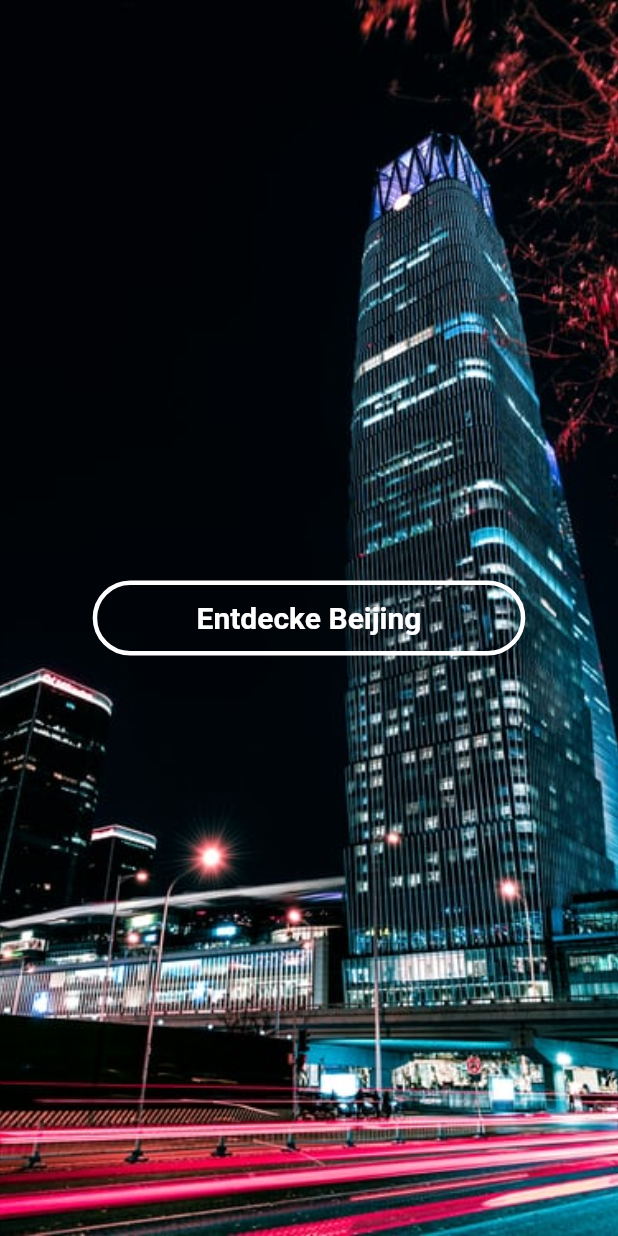
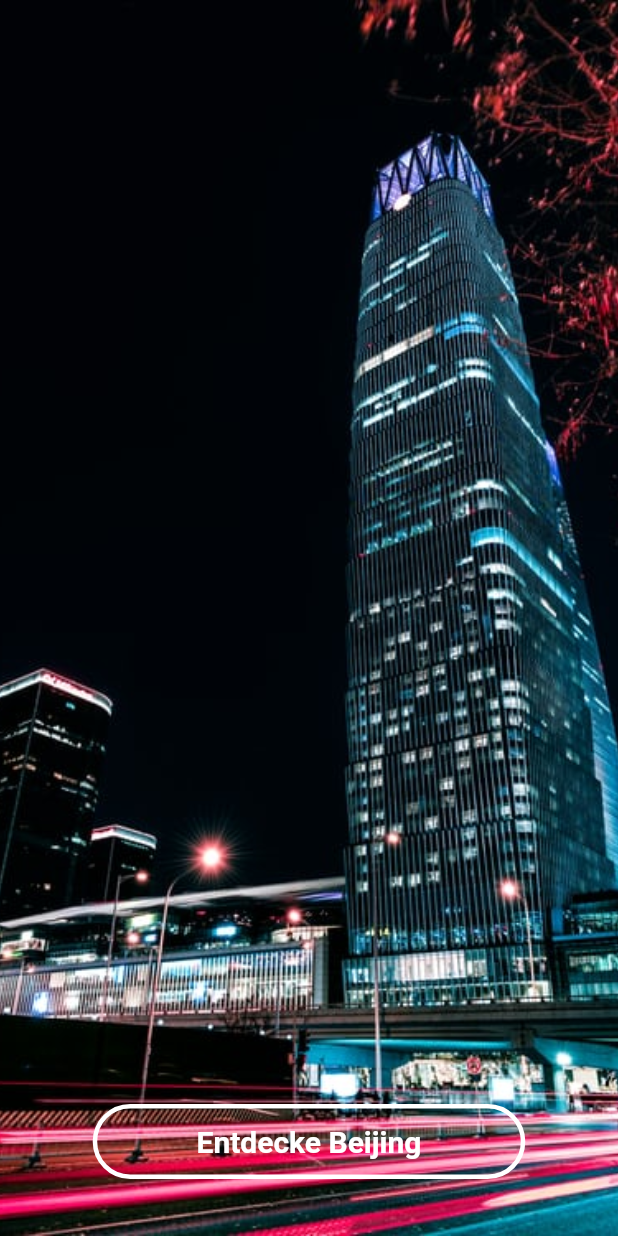
Before and after one commit to stephanxiayu/Entdecke-China, a Flutter app: the screen it shows after launch, after a tap on "Entdecken", on a phone screen of 412 x 824 dp. Run offline on Flutter 3.47's test engine with Material 2 defaults, Android fonts, the phone set to English and light mode, and no system bars; our stand-ins replace simple_animations, youtube_player_flutter.

Commit message:
Changes to be committed: 	modified:   lib/homescreen.dart 	modified:   lib/main.dart

```diff
--- a/lib/homescreen.dart
+++ b/lib/homescreen.dart
@@ -1,6 +1,9 @@
 
 
 import 'package:china/beijingvideo.dart';
+import 'package:china/chinesische_mauer.dart';
+import 'package:china/chongqing.dart';
+import 'package:china/geschichte.dart';
 import 'package:flutter/cupertino.dart';
 import 'package:flutter/material.dart';
 
@@ -24,11 +27,22 @@ class _HomeScreenState extends State<HomeScreen> {
               ),
             ),
           ),
-          SizedBox(height: 100,),
-                Align(
-            alignment: Alignment. center,
 
-             child: Container(
+        Column(
+                         crossAxisAlignment: CrossAxisAlignment.end,
+  mainAxisSize: MainAxisSize.max,
+  mainAxisAlignment: MainAxisAlignment.end,
+           children: [
+
+          Center(
+            child: TextButton(
+              onPressed: () => Navigator.push(
+                context,
+                MaterialPageRoute(
+                  builder: (context) => Geschichte(),
+                ),
+              ),
+              child:  Container(
                 decoration: BoxDecoration(
                                     color: Colors.transparent,
                                     borderRadius: BorderRadius.circular(25),
@@ -55,7 +69,10 @@ class _HomeScreenState extends State<HomeScreen> {
                                     ),
                                   ),
 
-                  ),SizedBox(height: 50,)  ] ),
+                  ),),SizedBox(height: 30),
+                  ]),
+                  ] ),
+
         Stack(
         children:[ Container(
             decoration: BoxDecoration(
@@ -65,11 +82,22 @@ class _HomeScreenState extends State<HomeScreen> {
               ),
             ),
           ),
-          SizedBox(height: 100,),
-                Align(
-            alignment: Alignment. center,
 
-             child: Container(
+           Column(
+                         crossAxisAlignment: CrossAxisAlignment.end,
+  mainAxisSize: MainAxisSize.max,
+  mainAxisAlignment: MainAxisAlignment.end,
+           children: [
+
+          Center(
+            child: TextButton(
+              onPressed: () => Navigator.push(
+                context,
+                MaterialPageRoute(
+                  builder: (context) => Geschichte(),
+                ),
+              ),
+              child: Container(
                 decoration: BoxDecoration(
                                     color: Colors.transparent,
                                     borderRadius: BorderRadius.circular(25),
@@ -79,7 +107,10 @@ class _HomeScreenState extends State<HomeScreen> {
                                   height: 50,
                                   width:
                                       MediaQuery.of(context).size.width * 0.7,
-                                  child: Center(
+                                  child: TextButton(onPressed:  () => Navigator.push(
+                                  context,
+                                  MaterialPageRoute(
+                                    builder: (context) => Chongqing(),)),
                                     child: Text(
                                       "Entdecke Chongching",
                                       style: TextStyle(
@@ -90,6 +121,120 @@ class _HomeScreenState extends State<HomeScreen> {
                                     ),
                                   ),
 
-          ))  ] ) ] )));
+          )),
+          ),SizedBox(height: 30),
+          ]),
+
+            ] ),
+
+            Stack(
+        children:[ Container(
+            decoration: BoxDecoration(
+              image: DecorationImage(
+                image: AssetImage("lib/assets/mauer4.png"),
+                fit: BoxFit.cover,
+              ),
+            ),
+          ),
+
+           Column(
+                         crossAxisAlignment: CrossAxisAlignment.end,
+  mainAxisSize: MainAxisSize.max,
+  mainAxisAlignment: MainAxisAlignment.end,
+           children: [
+
+          Center(
+            child: TextButton(
+              onPressed: () => Navigator.push(
+                context,
+                MaterialPageRoute(
+                  builder: (context) => Geschichte(),
+                ),
+              ),
+              child:
+
+           Container(
+                decoration: BoxDecoration(
+                                    color: Colors.transparent,
+                                    borderRadius: BorderRadius.circular(25),
+                                    border: Border.all(
+                                        width: 3, color: Colors.white),
+                                  ),
+                                  height: 50,
+                                  width:
+                                      MediaQuery.of(context).size.width * 0.7,
+                                  child: TextButton(onPressed: () => Navigator.push(
+                                  context,
+                                  MaterialPageRoute(
+                                    builder: (context) => Mauer(),)),
+                                    child: Text(
+                                      "Chinesische Mauer",
+                                      style: TextStyle(
+                                        color: Colors.white,
+                                        fontSize: 20,
+                                        fontWeight: FontWeight.bold,
+                                      ),
+                                    ),
+                                  ),
+
+          ),
+         )),SizedBox(height: 30),
+         ]) ] ),
+
+
+
+         Stack(
+        children:[ Container(
+            decoration: BoxDecoration(
+              image: DecorationImage(
+                image: AssetImage("lib/assets/ma4.jpg"),
+                fit: BoxFit.cover,
+              ),
+            ),
+          ),
+         Column(
+                         crossAxisAlignment: CrossAxisAlignment.end,
+  mainAxisSize: MainAxisSize.max,
+  mainAxisAlignment: MainAxisAlignment.end,
+           children: [
+
+          Center(
+            child: TextButton(
+              onPressed: () => Navigator.push(
+                context,
+                MaterialPageRoute(
+                  builder: (context) => Geschichte(),
+                ),
+              ),
+              child: Container(
+                decoration: BoxDecoration(
+                  color: Colors.transparent,
+                  borderRadius: BorderRadius.circular(25),
+                  border: Border.all(
+                      width: 3, color: Colors.white),
+                ),
+                height: 50,
+                width:
+                    MediaQuery.of(context).size.width * 0.7,
+                child: Center(
+                  child: Text(
+                    "Menschen kennenlernen",
+                    style: TextStyle(
+                      color: Colors.white,
+                      fontSize: 20,
+                      fontWeight: FontWeight.bold,
+                    ),
+                  ),
+                ),
+              ),
+            ),
+          ),
+          SizedBox(height: 30),
+                      ])])  ])  ),
+
+
+    );
+
+
   }
 }
--- a/lib/main.dart
+++ b/lib/main.dart
@@ -164,7 +164,10 @@ class _HomePageState extends State<HomePage> with TickerProviderStateMixin {
                             ],
                           ),
                         ),
-                      ]))))
+                      ]),
+                      ),
+                      ),
+                      )
     ]);
   }
 }
```
